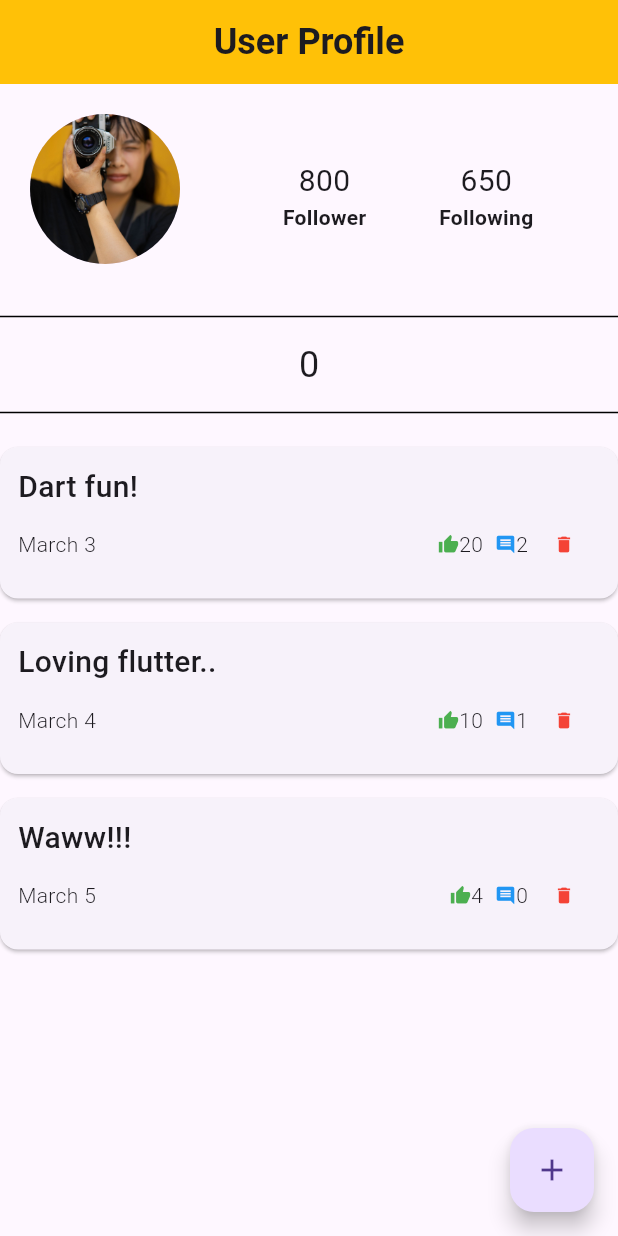
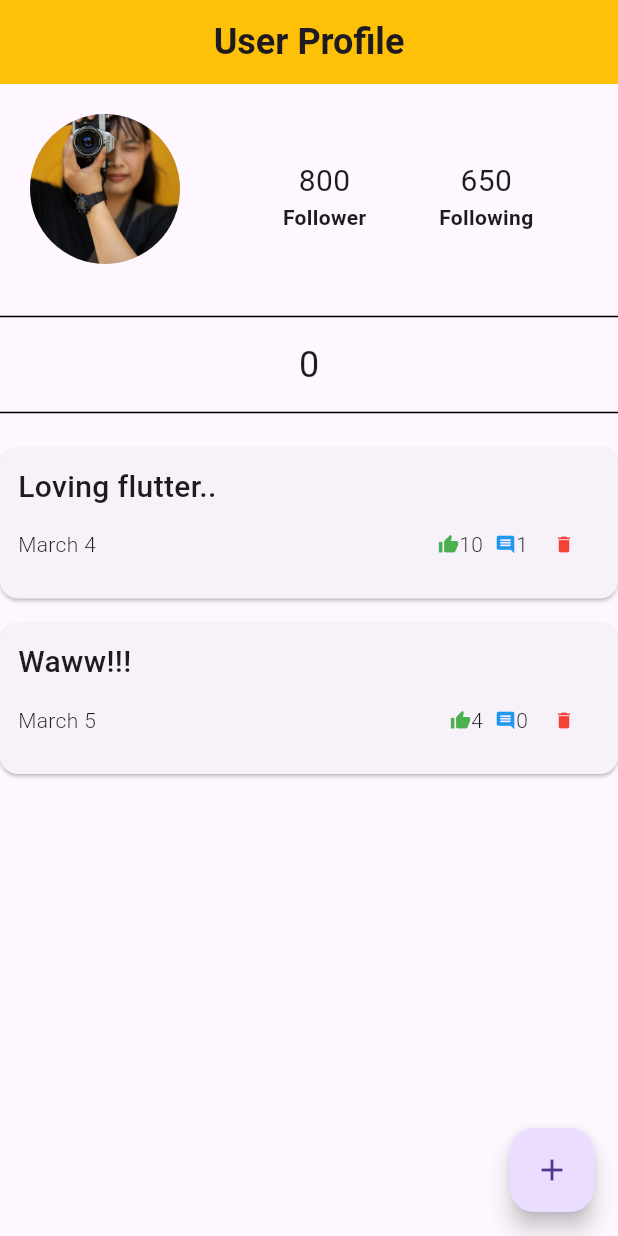
Before and after one commit to ElifDK/Flutter_User_Posts, a Flutter app: the screen it shows after launch, after a tap on the "delete" icon, on a phone screen of 412 x 824 dp. Run offline on Flutter 3.47's test engine with Material 3 defaults, Android fonts, the phone set to English and light mode, and no system bars.

Commit message:
Added delete functionality to PostCard

```diff
--- a/lib/main.dart
+++ b/lib/main.dart
@@ -24,6 +24,12 @@ class _ProfileState extends State<Profile> {
     Post(text: 'Waww!!!', date: 'March 5', comments: 0, likes: 4),
   ];
   int postCount = 0;
+
+  void deletePost (Post post) {
+    setState(() {
+      posts.remove(post);
+    });
+  }
 
   @override
   Widget build(BuildContext context) {
@@ -91,7 +97,9 @@ class _ProfileState extends State<Profile> {
           Divider(height: 30,
               color:Colors.black),
           Column(
-            children: posts.map((post)=>PostCard(post:post)).toList(),
+            children: posts.map((post)=>PostCard(
+                post:post,
+            delete: () {deletePost(post);} ,)).toList(),
           )
         ],
       ),
--- a/lib/ui/post_card.dart
+++ b/lib/ui/post_card.dart
@@ -4,7 +4,8 @@ import 'package:user_posts/model/post.dart';
 class PostCard extends StatelessWidget {
 
   final Post post;
-  const PostCard ({super.key, required this.post});
+  final VoidCallback delete;
+  const PostCard ({super.key, required this.post, required this.delete});
 
   @override
   Widget build(BuildContext context) {
@@ -38,7 +39,7 @@ class PostCard extends StatelessWidget {
                 Text(post.comments.toString(),
                   style: TextStyle(fontSize: 14,
                       fontWeight: FontWeight.w300),),
-                IconButton(onPressed: (){}, icon: Icon(Icons.delete, size: 14, color:Colors.red))
+                IconButton(onPressed:delete, icon: Icon(Icons.delete, size: 14, color:Colors.red))
               ],
             )
 
```
